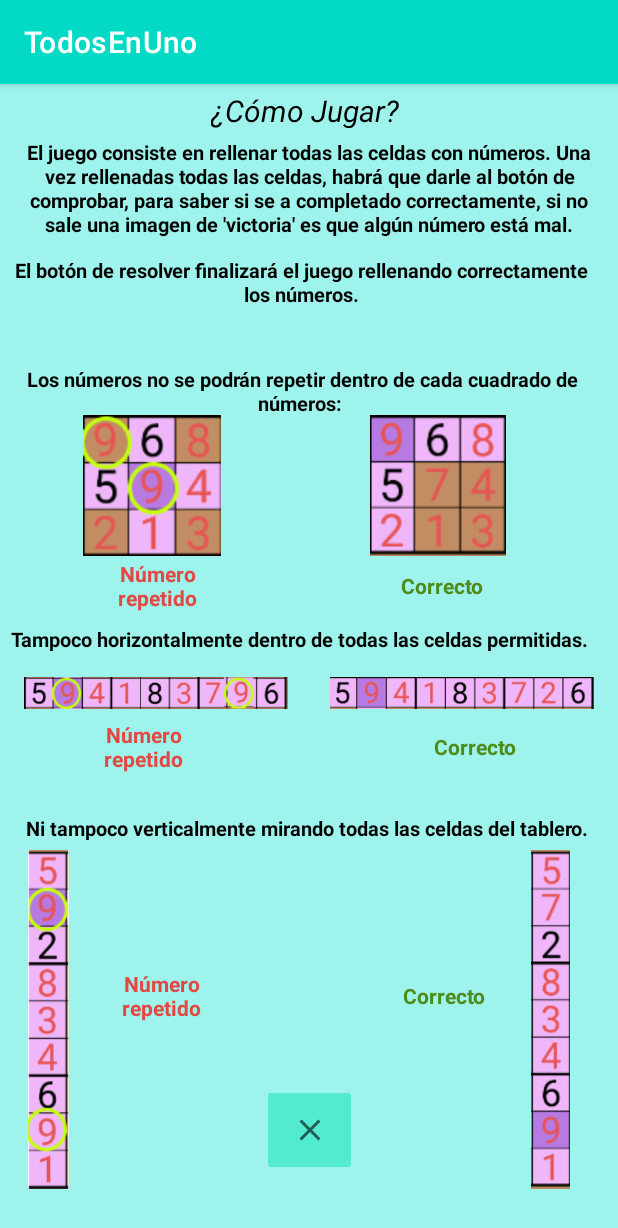
After one commit to theanimaljavi/TodosEnUno, an Android app: the fragment sudoku_fragment_ayuda placed in its activity, on a phone screen of 412 x 824 dp. The commit adds this screen. Shown: the top 1228 px of the screen. Run offline under Robolectric (Android 15) with nearby library versions, the phone set to English and light mode, and no system bars.

Commit message:
Sudoku ya tiene el fragmento de ayuda. Sudoku ahora elimina el número si el botón es el mismo que ya estaba. Sudoku se da por finalizado.

```diff
--- a/app/src/main/java/com/javigu/todosenuno/Sudoku/FilasYColumnas.java
+++ b/app/src/main/java/com/javigu/todosenuno/Sudoku/FilasYColumnas.java
@@ -23,11 +23,18 @@ public class FilasYColumnas {
         int c =this.selected_column;
         // si tenemos selecionada una casilla
         if ( r != -1 && c != -1){
+
             //comprobar que no este en el sudoku del jugador
             //  ya que las casillas de sudoku jugador no se podrán modificar
             if (SudokuEstilo.sFC.getTablero()[r-1][c-1] != SudokuEstilo.sudoku_jugador_copia[r-1][c-1]){
                 System.out.println("Número Sudoku acertar: "+SudokuEstilo.sFC.getTablero()[r-1][c-1]);
-                SudokuEstilo.sudoku_jugador[r-1][c-1]=num;
+
+                //si el jugador pulsa el mismo número que ya estaba puesto, este se eliminará
+                if (SudokuEstilo.sudoku_jugador[r-1][c-1]==num){
+                    SudokuEstilo.sudoku_jugador[r-1][c-1]=0;
+                }else {
+                    SudokuEstilo.sudoku_jugador[r - 1][c - 1] = num;
+                }
             }
         }
     }
--- /dev/null
+++ b/app/src/main/java/com/javigu/todosenuno/Sudoku/sudoku_fragment_ayuda.java
@@ -0,0 +1,87 @@
+package com.javigu.todosenuno.Sudoku;
+
+import android.os.Bundle;
+
+import androidx.fragment.app.Fragment;
+
+import android.view.LayoutInflater;
+import android.view.View;
+import android.view.ViewGroup;
+import android.widget.ImageButton;
+
+import com.javigu.todosenuno.R;
+
+/**
+ * A simple {@link Fragment} subclass.
+ * Use the {@link sudoku_fragment_ayuda#newInstance} factory method to
+ * create an instance of this fragment.
+ */
+public class sudoku_fragment_ayuda extends Fragment {
+    ImageButton ibSalir;
+
+    // TODO: Rename parameter arguments, choose names that match
+    // the fragment initialization parameters, e.g. ARG_ITEM_NUMBER
+    private static final String ARG_PARAM1 = "param1";
+    private static final String ARG_PARAM2 = "param2";
+
+    // TODO: Rename and change types of parameters
+    private String mParam1;
+    private String mParam2;
+
+    public sudoku_fragment_ayuda() {
+        // Required empty public constructor
+    }
+
+    /**
+     * Use this factory method to create a new instance of
+     * this fragment using the provided parameters.
+     *
+     * @param param1 Parameter 1.
+     * @param param2 Parameter 2.
+     * @return A new instance of fragment sudoku_fragment_ayuda.
+     */
+    // TODO: Rename and change types and number of parameters
+    public static sudoku_fragment_ayuda newInstance(String param1, String param2) {
+        sudoku_fragment_ayuda fragment = new sudoku_fragment_ayuda();
+        Bundle args = new Bundle();
+        args.putString(ARG_PARAM1, param1);
+        args.putString(ARG_PARAM2, param2);
+        fragment.setArguments(args);
+        return fragment;
+    }
+
+    @Override
+    public void onCreate(Bundle savedInstanceState) {
+        super.onCreate(savedInstanceState);
+        if (getArguments() != null) {
+            mParam1 = getArguments().getString(ARG_PARAM1);
+            mParam2 = getArguments().getString(ARG_PARAM2);
+        }
+    }
+
+    @Override
+    public View onCreateView(LayoutInflater inflater, ViewGroup container,
+                             Bundle savedInstanceState) {
+        // Inflate the layout for this fragment
+        ViewGroup view = (ViewGroup) inflater.inflate(R.layout.sudoku_ayuda, container, false);
+        ibSalir = view.findViewById(R.id.ibCerrarAyudaSudoku);
+
+        //LOS BOTONES DE COMPROBAR Y RESOLVER SIGUEN APARECIENDO CUANDO SE ABRE EL FRAGMENTO DE AYUDA
+        //descativar botones del juego principal
+        sudoku_jugar.btnR.setVisibility(View.GONE);
+        sudoku_jugar.btnC.setVisibility(View.GONE);
+
+        ibSalir.setOnClickListener(new View.OnClickListener() {
+            @Override
+            public void onClick(View v) {
+                sudoku_jugar.btnR.setVisibility(View.VISIBLE);
+                sudoku_jugar.btnC.setVisibility(View.VISIBLE);
+
+                //cerrar fragment ayuda
+                getActivity().getSupportFragmentManager().beginTransaction().remove(getFragmentManager().findFragmentById(R.id.contenedorFragmentSudoku)).commit();
+            }
+        });
+
+        return view;
+    }
+}
--- a/app/src/main/java/com/javigu/todosenuno/Sudoku/sudoku_jugar.java
+++ b/app/src/main/java/com/javigu/todosenuno/Sudoku/sudoku_jugar.java
@@ -11,10 +11,12 @@ import android.net.Uri;
 import android.os.Bundle;
 import android.view.View;
 import android.widget.Button;
+import android.widget.ImageButton;
 import android.widget.VideoView;
 
 import com.javigu.todosenuno.Ahorcado.DosJugadores;
 import com.javigu.todosenuno.Ahorcado.ElegirTematica;
+import com.javigu.todosenuno.Brisca.brisca_fragment_Ayuda;
 import com.javigu.todosenuno.ElegirJuego;
 import com.javigu.todosenuno.R;
 
@@ -26,10 +28,11 @@ public class sudoku_jugar extends AppCompatActivity {
     private FilasYColumnas fc;
     Canvas canvas;
     boolean acierto;
-    Button btnC,btnR;
+    static Button btnC,btnR;
     SudokuEstilo sFC;
     int comprobar=0;
     VideoView vvVictoria;
+    ImageButton ibAyudaSudoku;
     static boolean resuelto;
 
     //**********TRABAJAR********
@@ -46,6 +49,7 @@ public class sudoku_jugar extends AppCompatActivity {
 
         btnC= findViewById(R.id.btnComprobar);
         btnR= findViewById(R.id.btnResolver);
+        ibAyudaSudoku = findViewById(R.id.ibAyudaSudoku);
         vvVictoria = findViewById(R.id.victoria);
         vvVictoria.setVisibility(View.GONE);
 
@@ -149,6 +153,15 @@ public class sudoku_jugar extends AppCompatActivity {
                 }
             }
         });
+
+        //boton de ayuda, abrirá el contenedor de ayuda
+        ibAyudaSudoku.setOnClickListener(new View.OnClickListener() {
+            @Override
+            public void onClick(View v) {
+                sudoku_fragment_ayuda fgAyuda= new sudoku_fragment_ayuda();
+                getSupportFragmentManager().beginTransaction().replace(R.id.contenedorFragmentSudoku , fgAyuda).commit();
+            }
+        });
     }
 
     public void btn1(View view){
--- /dev/null
+++ b/app/src/main/res/layout/sudoku_ayuda.xml
@@ -0,0 +1,319 @@
+<?xml version="1.0" encoding="utf-8"?>
+<androidx.constraintlayout.widget.ConstraintLayout xmlns:android="http://schemas.android.com/apk/res/android"
+    xmlns:tools="http://schemas.android.com/tools"
+    android:layout_width="match_parent"
+    android:layout_height="match_parent"
+    xmlns:app="http://schemas.android.com/apk/res-auto"
+    android:background="#9EF4EC"
+    tools:context=".Sudoku.sudoku_fragment_ayuda">
+
+    <TextView
+        android:id="@+id/textView15"
+        android:layout_width="129dp"
+        android:layout_height="25dp"
+        android:layout_gravity="center"
+        android:layout_marginTop="4dp"
+        android:text="¿Cómo Jugar?"
+        android:textColor="@color/black"
+        android:textSize="20dp"
+        android:textStyle="italic"
+        app:layout_constraintEnd_toEndOf="parent"
+        app:layout_constraintHorizontal_bias="0.497"
+        app:layout_constraintStart_toStartOf="parent"
+        app:layout_constraintTop_toTopOf="parent" />
+
+    <TextView
+        android:id="@+id/textView18"
+        android:layout_width="381dp"
+        android:layout_height="72dp"
+        android:layout_marginTop="4dp"
+        android:gravity="center"
+        android:text="El juego consiste en rellenar todas las celdas con números. Una vez rellenadas todas las celdas, habrá que darle al botón de comprobar, para saber si se a completado correctamente, si no sale una imagen de 'victoria' es que algún número está mal."
+        android:textColor="@color/black"
+        android:textSize="13sp"
+        android:textStyle="bold"
+        app:layout_constraintEnd_toEndOf="parent"
+        app:layout_constraintStart_toStartOf="parent"
+        app:layout_constraintTop_toBottomOf="@+id/textView15">
+
+    </TextView>
+
+    <TextView
+        android:layout_width="382dp"
+        android:layout_height="34dp"
+        android:gravity="center"
+        android:text="El botón de resolver finalizará el juego rellenando correctamente los números."
+        android:textColor="@color/black"
+        android:textSize="13sp"
+        android:textStyle="bold"
+        app:layout_constraintBottom_toBottomOf="parent"
+        app:layout_constraintEnd_toEndOf="parent"
+        app:layout_constraintHorizontal_bias="0.34"
+        app:layout_constraintStart_toStartOf="parent"
+        app:layout_constraintTop_toBottomOf="@+id/textView18"
+        app:layout_constraintVertical_bias="0.015">
+
+    </TextView>
+
+    <TextView
+        android:id="@+id/textView11"
+        android:layout_width="387dp"
+        android:layout_height="33dp"
+        android:layout_marginTop="3dp"
+        android:layout_marginBottom="492dp"
+        android:gravity="center"
+        android:text="Los números no se podrán repetir dentro de cada cuadrado de números: "
+        android:textColor="@color/black"
+        android:textSize="13sp"
+        android:textStyle="bold"
+        app:layout_constraintBottom_toBottomOf="parent"
+        app:layout_constraintEnd_toEndOf="parent"
+        app:layout_constraintHorizontal_bias="0.333"
+        app:layout_constraintStart_toStartOf="parent"
+        app:layout_constraintTop_toBottomOf="@+id/textView18"
+        app:layout_constraintVertical_bias="0.586">
+
+    </TextView>
+
+    <ImageView
+        android:id="@+id/ayuda_cuadrado_correcto"
+        android:layout_width="93dp"
+        android:layout_height="94dp"
+        android:src="@drawable/brisca_ayuda_cuadrado"
+        app:layout_constraintBottom_toBottomOf="parent"
+        app:layout_constraintEnd_toEndOf="parent"
+        app:layout_constraintHorizontal_bias="0.77"
+        app:layout_constraintStart_toStartOf="parent"
+        app:layout_constraintTop_toBottomOf="@+id/textView11"
+        app:layout_constraintVertical_bias="0.0">
+
+    </ImageView>
+
+    <TextView
+        android:layout_width="87dp"
+        android:layout_height="39dp"
+        android:gravity="center"
+        android:text="Correcto"
+        android:textColor="#4E8C19"
+        android:textStyle="bold"
+        app:layout_constraintBottom_toBottomOf="parent"
+        app:layout_constraintEnd_toEndOf="parent"
+        app:layout_constraintHorizontal_bias="0.774"
+        app:layout_constraintStart_toStartOf="parent"
+        app:layout_constraintTop_toBottomOf="@+id/ayuda_cuadrado_correcto"
+        app:layout_constraintVertical_bias="0.0">
+
+    </TextView>
+
+    <ImageView
+        android:id="@+id/ayuda_cuadrado_repetido"
+        android:layout_width="93dp"
+        android:layout_height="94dp"
+        android:src="@drawable/brisca_ayuda_cuadrado_repetido"
+        app:layout_constraintBottom_toBottomOf="parent"
+        app:layout_constraintEnd_toEndOf="parent"
+        app:layout_constraintHorizontal_bias="0.172"
+        app:layout_constraintStart_toStartOf="parent"
+        app:layout_constraintTop_toBottomOf="@+id/textView11"
+        app:layout_constraintVertical_bias="0.0">
+
+    </ImageView>
+
+    <TextView
+        android:layout_width="87dp"
+        android:layout_height="39dp"
+        android:layout_marginBottom="340dp"
+        android:gravity="center"
+        android:text="Número repetido"
+        android:textColor="#E44641"
+        android:textStyle="bold"
+        app:layout_constraintBottom_toBottomOf="parent"
+        app:layout_constraintEnd_toEndOf="parent"
+        app:layout_constraintHorizontal_bias="0.188"
+        app:layout_constraintStart_toStartOf="parent"
+        app:layout_constraintTop_toBottomOf="@+id/ayuda_cuadrado_repetido"
+        app:layout_constraintVertical_bias="0.0">
+
+    </TextView>
+
+    <TextView
+        android:id="@+id/textView17"
+        android:layout_width="392dp"
+        android:layout_height="29dp"
+        android:gravity="center"
+        android:text="Tampoco horizontalmente dentro de todas las celdas permitidas."
+        android:textColor="@color/black"
+        android:textSize="13sp"
+        android:textStyle="bold"
+
+        app:layout_constraintBottom_toBottomOf="parent"
+        app:layout_constraintEnd_toEndOf="parent"
+        app:layout_constraintHorizontal_bias="0.157"
+        app:layout_constraintStart_toStartOf="parent"
+        app:layout_constraintTop_toTopOf="parent"
+        app:layout_constraintVertical_bias="0.481">
+
+    </TextView>
+
+    <ImageView
+        android:id="@+id/ayuda_horizontal"
+        android:layout_width="176dp"
+        android:layout_height="32dp"
+        android:src="@drawable/brisca_ayuda_hori"
+        app:layout_constraintBottom_toBottomOf="parent"
+        app:layout_constraintEnd_toEndOf="parent"
+        app:layout_constraintHorizontal_bias="0.931"
+        app:layout_constraintStart_toStartOf="parent"
+        app:layout_constraintTop_toBottomOf="@+id/textView17"
+        app:layout_constraintVertical_bias="0.016">
+
+    </ImageView>
+
+    <TextView
+        android:layout_width="87dp"
+        android:layout_height="39dp"
+        android:layout_marginBottom="308dp"
+        android:gravity="center"
+        android:text="Correcto"
+        android:textColor="#4E8C19"
+        android:textStyle="bold"
+        app:layout_constraintBottom_toBottomOf="parent"
+        app:layout_constraintEnd_toEndOf="parent"
+        app:layout_constraintHorizontal_bias="0.842"
+        app:layout_constraintStart_toStartOf="parent"
+        app:layout_constraintTop_toBottomOf="@+id/ayuda_horizontal"
+        app:layout_constraintVertical_bias="0.0">
+
+    </TextView>
+
+
+    <ImageView
+        android:id="@+id/ayuda_horizontal_repetido"
+        android:layout_width="176dp"
+        android:layout_height="32dp"
+        android:src="@drawable/brisca_ayuda_hori_repetido"
+        app:layout_constraintBottom_toBottomOf="parent"
+        app:layout_constraintEnd_toEndOf="parent"
+        app:layout_constraintHorizontal_bias="0.068"
+        app:layout_constraintStart_toStartOf="parent"
+        app:layout_constraintTop_toBottomOf="@+id/textView17"
+        app:layout_constraintVertical_bias="0.016">
+
+    </ImageView>
+
+    <TextView
+        android:layout_width="87dp"
+        android:layout_height="39dp"
+        android:layout_marginBottom="252dp"
+        android:gravity="center"
+        android:text="Número repetido"
+        android:textColor="#E44641"
+        android:textStyle="bold"
+        app:layout_constraintBottom_toBottomOf="parent"
+        app:layout_constraintEnd_toEndOf="parent"
+        app:layout_constraintHorizontal_bias="0.16"
+        app:layout_constraintStart_toStartOf="parent"
+        app:layout_constraintTop_toBottomOf="@+id/ayuda_horizontal_repetido"
+        app:layout_constraintVertical_bias="0.0">
+
+    </TextView>
+
+    <TextView
+        android:id="@+id/textView39"
+        android:layout_width="401dp"
+        android:layout_height="29dp"
+        android:gravity="center"
+        android:text="Ni tampoco verticalmente mirando todas las celdas del tablero. "
+        android:textColor="@color/black"
+        android:textSize="13sp"
+        android:textStyle="bold"
+        app:layout_constraintBottom_toBottomOf="parent"
+        app:layout_constraintEnd_toEndOf="parent"
+        app:layout_constraintStart_toStartOf="parent"
+        app:layout_constraintTop_toTopOf="parent"
+        app:layout_constraintVertical_bias="0.652">
+
+    </TextView>
+
+    <ImageView
+        android:id="@+id/ayuda_vertical"
+        android:layout_width="39dp"
+        android:layout_height="226dp"
+        android:layout_marginBottom="200dp"
+        android:src="@drawable/brisca_ayuda_verti"
+        app:layout_constraintBottom_toBottomOf="parent"
+        app:layout_constraintEnd_toEndOf="parent"
+        app:layout_constraintHorizontal_bias="0.932"
+        app:layout_constraintStart_toStartOf="parent"
+        app:layout_constraintTop_toBottomOf="@+id/textView39"
+        app:layout_constraintVertical_bias="0.0">
+
+    </ImageView>
+
+    <TextView
+        android:layout_width="87dp"
+        android:layout_height="39dp"
+        android:layout_marginStart="244dp"
+        android:gravity="center"
+        android:text="Correcto"
+        android:textColor="#4E8C19"
+        android:textStyle="bold"
+        app:layout_constraintBottom_toBottomOf="parent"
+        app:layout_constraintEnd_toStartOf="@+id/ayuda_vertical"
+        app:layout_constraintHorizontal_bias="0.562"
+        app:layout_constraintStart_toStartOf="parent"
+        app:layout_constraintTop_toTopOf="parent"
+        app:layout_constraintVertical_bias="0.807">
+
+    </TextView>
+
+    <ImageView
+        android:id="@+id/ayuda_vertical_repetido"
+        android:layout_width="39dp"
+        android:layout_height="226dp"
+        android:layout_marginBottom="220dp"
+        android:src="@drawable/brisca_ayuda_verti_repetido"
+        app:layout_constraintBottom_toBottomOf="parent"
+        app:layout_constraintEnd_toEndOf="parent"
+        app:layout_constraintHorizontal_bias="0.034"
+        app:layout_constraintStart_toStartOf="parent"
+        app:layout_constraintTop_toBottomOf="@+id/textView39"
+        app:layout_constraintVertical_bias="0.0">
+
+    </ImageView>
+
+    <TextView
+        android:layout_width="87dp"
+        android:layout_height="39dp"
+        android:layout_marginStart="12dp"
+        android:layout_marginEnd="260dp"
+        android:gravity="center"
+        android:text="Número repetido"
+        android:textColor="#E44641"
+        android:textStyle="bold"
+        app:layout_constraintBottom_toBottomOf="parent"
+        app:layout_constraintEnd_toEndOf="parent"
+        app:layout_constraintHorizontal_bias="0.0"
+        app:layout_constraintStart_toEndOf="@+id/ayuda_vertical_repetido"
+        app:layout_constraintTop_toTopOf="parent"
+        app:layout_constraintVertical_bias="0.807">
+
+    </TextView>
+
+    <ImageButton
+        android:id="@+id/ibCerrarAyudaSudoku"
+        android:layout_width="63dp"
+        android:layout_height="61dp"
+        android:layout_marginBottom="40dp"
+
+        android:backgroundTint="#53EAD2"
+        android:src="@drawable/ic_close_24"
+        android:textColor="@color/black"
+        app:layout_constraintBottom_toBottomOf="parent"
+        app:layout_constraintEnd_toEndOf="parent"
+        app:layout_constraintStart_toStartOf="parent">
+
+    </ImageButton>
+
+
+</androidx.constraintlayout.widget.ConstraintLayout>
--- a/app/src/main/res/layout/sudoku_jugar.xml
+++ b/app/src/main/res/layout/sudoku_jugar.xml
@@ -199,5 +199,32 @@
 
     </VideoView>
 
+    <ImageButton
+        android:id="@+id/ibAyudaSudoku"
+        android:layout_width="48dp"
+        android:layout_height="48dp"
+        android:src="@drawable/ic_help_outline_24"
+        custom:layout_constraintBottom_toBottomOf="parent"
+        custom:layout_constraintEnd_toEndOf="parent"
+        custom:layout_constraintHorizontal_bias="0.986"
+        custom:layout_constraintStart_toStartOf="parent"
+        custom:layout_constraintTop_toTopOf="parent"
+        custom:layout_constraintVertical_bias="0.002">
+
+    </ImageButton>
+
+    <!-- ayuda -->
+    <FrameLayout
+        android:id="@+id/contenedorFragmentSudoku"
+        android:layout_width="match_parent"
+        android:layout_height="match_parent"
+        custom:layout_constraintBottom_toBottomOf="parent"
+        custom:layout_constraintEnd_toEndOf="parent"
+        custom:layout_constraintStart_toStartOf="parent"
+        custom:layout_constraintTop_toTopOf="parent">
+
+
+    </FrameLayout>
+
 
 </androidx.constraintlayout.widget.ConstraintLayout>
```
Also changed, not shown: app/src/main/res/drawable-v24/brisca_ayuda_cuadrado.png (added), app/src/main/res/drawable-v24/brisca_ayuda_cuadrado_repetido.png (added), app/src/main/res/drawable-v24/brisca_ayuda_hori.png (added), app/src/main/res/drawable-v24/brisca_ayuda_hori_repetido.png (added), app/src/main/res/drawable-v24/brisca_ayuda_verti.png (added), app/src/main/res/drawable-v24/brisca_ayuda_verti_repetido.png (added).
